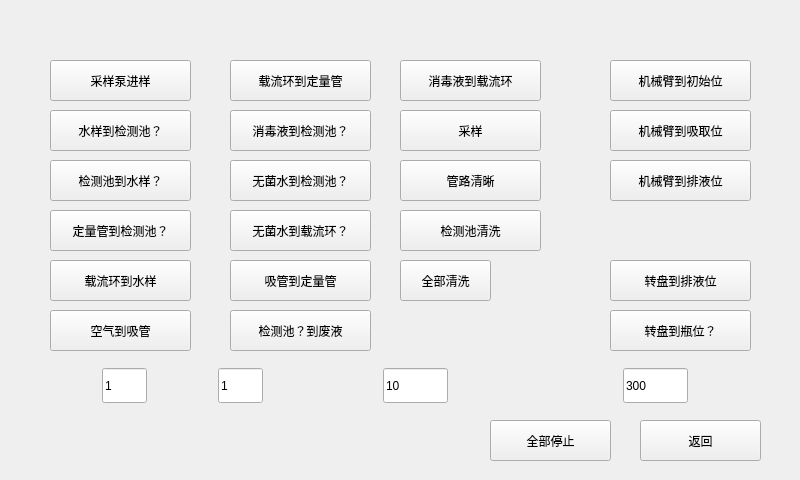
Old version of the form E92Plc/src/Designer/only/debug_zuhe.ui in the repository xsswust/E9.
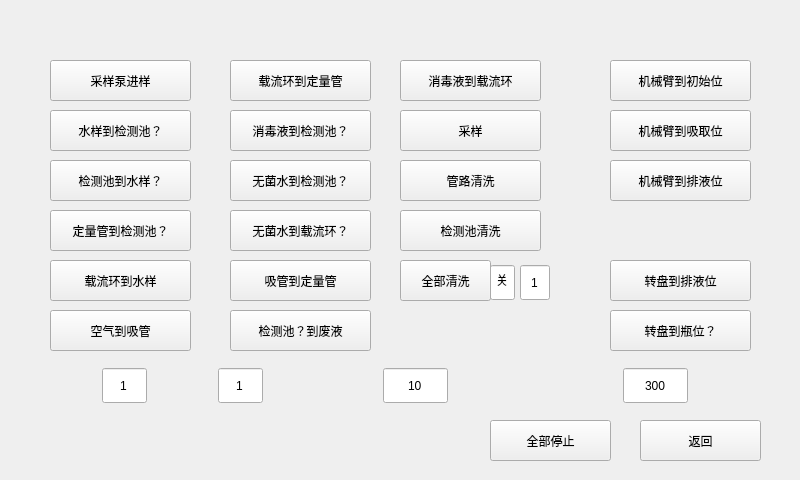
New version of the form. Icons and pictures are not drawn.

Commit message: 增加全部清洗流程

Patch:
```diff
--- a/E92Plc/src/Designer/only/debug_zuhe.ui
+++ b/E92Plc/src/Designer/only/debug_zuhe.ui
@@ -336,7 +336,7 @@
     <string notr="true">border-image: url(:/image/image/button_key_backenter.png);</string>
    </property>
    <property name="text">
-    <string>管路清晰</string>
+    <string>管路清洗</string>
    </property>
   </widget>
   <widget class="QPushButton" name="pbJccqx">
@@ -484,6 +484,9 @@
    <property name="text">
     <string>1</string>
    </property>
+   <property name="alignment">
+    <set>Qt::AlignCenter</set>
+   </property>
   </widget>
   <widget class="QLineEdit" name="le_BottomID">
    <property name="geometry">
@@ -497,6 +500,9 @@
    <property name="text">
     <string>1</string>
    </property>
+   <property name="alignment">
+    <set>Qt::AlignCenter</set>
+   </property>
   </widget>
   <widget class="QLineEdit" name="le_PlayTime">
    <property name="geometry">
@@ -510,6 +516,9 @@
    <property name="text">
     <string>10</string>
    </property>
+   <property name="alignment">
+    <set>Qt::AlignCenter</set>
+   </property>
   </widget>
   <widget class="QLineEdit" name="le_Max_Time">
    <property name="geometry">
@@ -522,6 +531,41 @@
    </property>
    <property name="text">
     <string>300</string>
+   </property>
+   <property name="alignment">
+    <set>Qt::AlignCenter</set>
+   </property>
+  </widget>
+  <widget class="QLineEdit" name="le_onoff">
+   <property name="geometry">
+    <rect>
+     <x>490</x>
+     <y>265</y>
+     <width>25</width>
+     <height>35</height>
+    </rect>
+   </property>
+   <property name="text">
+    <string>关</string>
+   </property>
+   <property name="alignment">
+    <set>Qt::AlignCenter</set>
+   </property>
+  </widget>
+  <widget class="QLineEdit" name="le_setup">
+   <property name="geometry">
+    <rect>
+     <x>520</x>
+     <y>265</y>
+     <width>30</width>
+     <height>35</height>
+    </rect>
+   </property>
+   <property name="text">
+    <string>1</string>
+   </property>
+   <property name="alignment">
+    <set>Qt::AlignCenter</set>
    </property>
   </widget>
  </widget>
```
Left out of the diff: 44 changed lines with no effect on the pictures. The commit also changes 9 other files.
